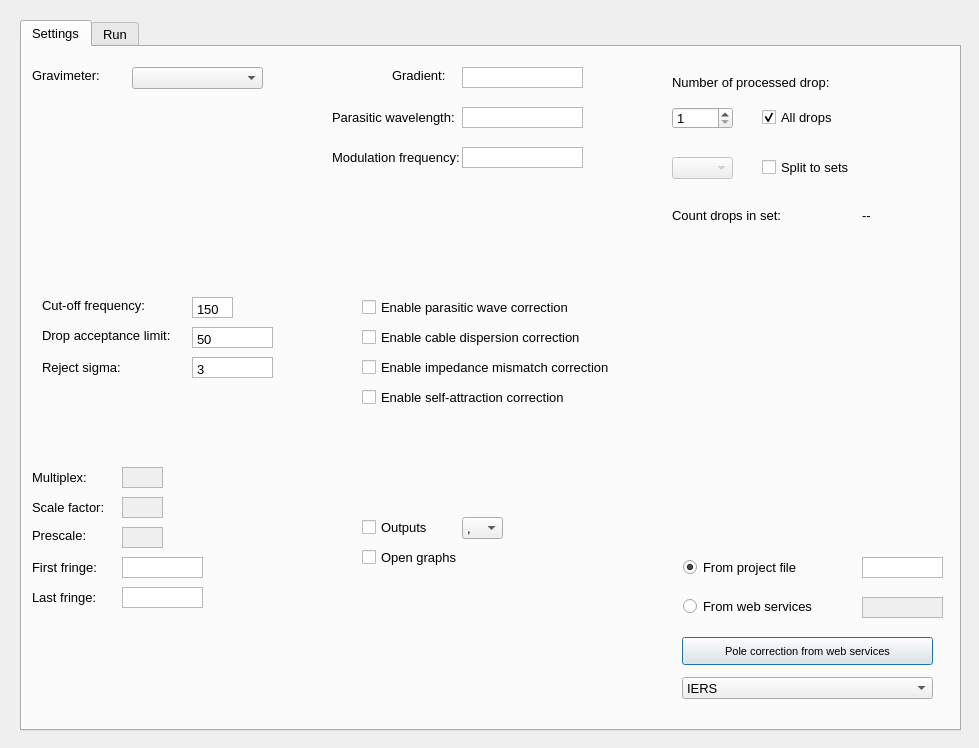
First picture: the form in gui/compute.ui, repository milosvalko/Agdas, before the edit.
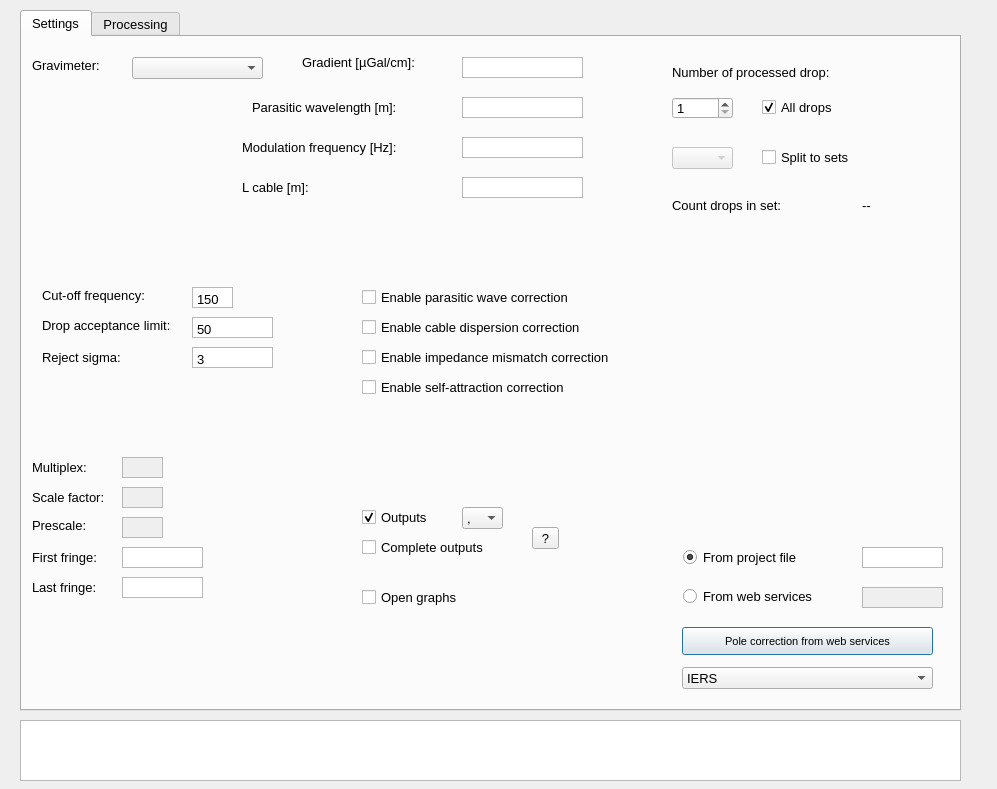
Second picture: the form after the edit.

The edit to the form file:
```diff
--- a/gui/compute.ui
+++ b/gui/compute.ui
@@ -6,8 +6,8 @@
    <rect>
     <x>0</x>
     <y>0</y>
-    <width>979</width>
-    <height>748</height>
+    <width>997</width>
+    <height>789</height>
    </rect>
   </property>
   <property name="windowTitle">
@@ -17,9 +17,9 @@
    <property name="geometry">
     <rect>
      <x>20</x>
-     <y>20</y>
+     <y>10</y>
      <width>941</width>
-     <height>711</height>
+     <height>701</height>
     </rect>
    </property>
    <property name="font">
@@ -357,10 +357,10 @@
     <widget class="QLabel" name="label_10">
      <property name="geometry">
       <rect>
-       <x>370</x>
-       <y>20</y>
-       <width>61</width>
-       <height>16</height>
+       <x>280</x>
+       <y>10</y>
+       <width>161</width>
+       <height>31</height>
       </rect>
      </property>
      <property name="font">
@@ -369,15 +369,15 @@
       </font>
      </property>
      <property name="text">
-      <string>Gradient:</string>
+      <string>Gradient [µGal/cm]:</string>
      </property>
     </widget>
     <widget class="QLabel" name="label_11">
      <property name="geometry">
       <rect>
-       <x>310</x>
+       <x>230</x>
        <y>60</y>
-       <width>131</width>
+       <width>201</width>
        <height>21</height>
       </rect>
      </property>
@@ -387,7 +387,7 @@
       </font>
      </property>
      <property name="text">
-      <string>Parasitic wavelength:</string>
+      <string>Parasitic wavelength [m]:</string>
      </property>
     </widget>
     <widget class="QTextEdit" name="lpar">
@@ -406,9 +406,9 @@
     <widget class="QLabel" name="label_12">
      <property name="geometry">
       <rect>
-       <x>310</x>
+       <x>220</x>
        <y>100</y>
-       <width>131</width>
+       <width>231</width>
        <height>21</height>
       </rect>
      </property>
@@ -418,7 +418,7 @@
       </font>
      </property>
      <property name="text">
-      <string>Modulation frequency:</string>
+      <string>Modulation frequency [Hz]:</string>
      </property>
     </widget>
     <widget class="QTextEdit" name="fmodf">
@@ -571,7 +571,7 @@
       <rect>
        <x>340</x>
        <y>250</y>
-       <width>221</width>
+       <width>291</width>
        <height>20</height>
       </rect>
      </property>
@@ -622,7 +622,7 @@
       <rect>
        <x>340</x>
        <y>280</y>
-       <width>241</width>
+       <width>311</width>
        <height>20</height>
       </rect>
      </property>
@@ -635,7 +635,7 @@
       <rect>
        <x>340</x>
        <y>310</y>
-       <width>291</width>
+       <width>331</width>
        <height>20</height>
       </rect>
      </property>
@@ -648,7 +648,7 @@
       <rect>
        <x>340</x>
        <y>340</y>
-       <width>241</width>
+       <width>291</width>
        <height>20</height>
       </rect>
      </property>
@@ -669,14 +669,14 @@
       <string>Outputs</string>
      </property>
      <property name="checked">
-      <bool>false</bool>
+      <bool>true</bool>
      </property>
     </widget>
     <widget class="QCheckBox" name="open_graphs">
      <property name="geometry">
       <rect>
        <x>340</x>
-       <y>500</y>
+       <y>550</y>
        <width>131</width>
        <height>20</height>
       </rect>
@@ -765,10 +765,73 @@
       </property>
      </item>
     </widget>
+    <widget class="QTextEdit" name="lcable_ar">
+     <property name="geometry">
+      <rect>
+       <x>440</x>
+       <y>140</y>
+       <width>121</width>
+       <height>21</height>
+      </rect>
+     </property>
+     <property name="verticalScrollBarPolicy">
+      <enum>Qt::ScrollBarAlwaysOff</enum>
+     </property>
+    </widget>
+    <widget class="QLabel" name="label_14">
+     <property name="geometry">
+      <rect>
+       <x>220</x>
+       <y>140</y>
+       <width>231</width>
+       <height>21</height>
+      </rect>
+     </property>
+     <property name="font">
+      <font>
+       <pointsize>10</pointsize>
+      </font>
+     </property>
+     <property name="text">
+      <string>L cable [m]:</string>
+     </property>
+    </widget>
+    <widget class="QCheckBox" name="complete_out">
+     <property name="geometry">
+      <rect>
+       <x>340</x>
+       <y>500</y>
+       <width>161</width>
+       <height>20</height>
+      </rect>
+     </property>
+     <property name="cursor">
+      <cursorShape>ArrowCursor</cursorShape>
+     </property>
+     <property name="mouseTracking">
+      <bool>false</bool>
+     </property>
+     <property name="text">
+      <string>Complete outputs</string>
+     </property>
+    </widget>
+    <widget class="QToolButton" name="complete_help">
+     <property name="geometry">
+      <rect>
+       <x>510</x>
+       <y>490</y>
+       <width>27</width>
+       <height>22</height>
+      </rect>
+     </property>
+     <property name="text">
+      <string>?</string>
+     </property>
+    </widget>
    </widget>
    <widget class="QWidget" name="tab_2">
     <attribute name="title">
-     <string>Run</string>
+     <string>Processing</string>
     </attribute>
     <widget class="QPushButton" name="run">
      <property name="geometry">
@@ -845,6 +908,19 @@
     </widget>
    </widget>
   </widget>
+  <widget class="QTextEdit" name="help_box">
+   <property name="geometry">
+    <rect>
+     <x>20</x>
+     <y>720</y>
+     <width>941</width>
+     <height>61</height>
+    </rect>
+   </property>
+   <property name="verticalScrollBarPolicy">
+    <enum>Qt::ScrollBarAlwaysOff</enum>
+   </property>
+  </widget>
  </widget>
  <resources/>
  <connections/>
```
Left out of the diff: 12 changed lines with no effect on the pictures.
